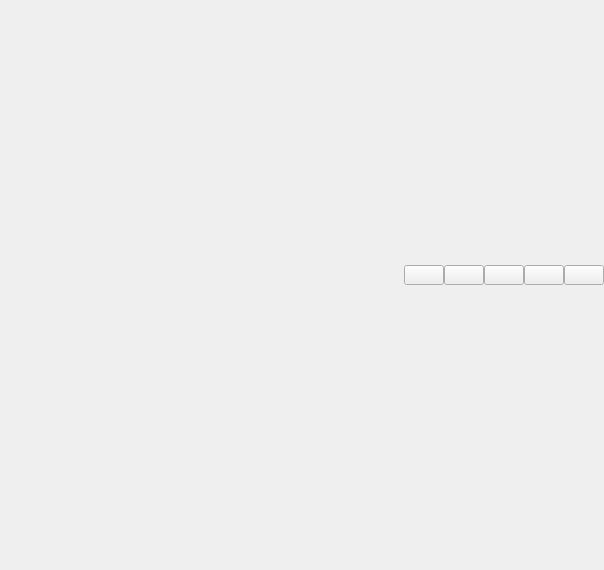
The window that FML/view/commonui/basic.ui (ruofeng216/fmlnew) describes before a commit, drawn with Qt 5.
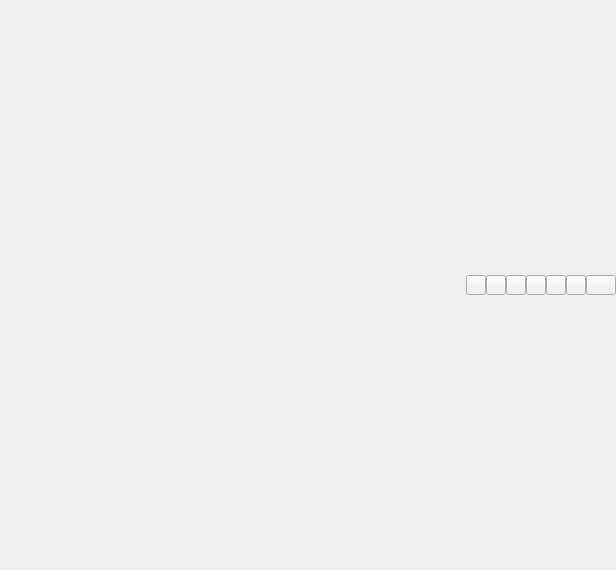
The same window after the commit.

Commit message: 增加skin，pushpin按钮，SubWidget标题按钮修改

```diff
--- a/FML/view/commonui/basic.ui
+++ b/FML/view/commonui/basic.ui
@@ -6,7 +6,7 @@
    <rect>
     <x>0</x>
     <y>0</y>
-    <width>604</width>
+    <width>616</width>
     <height>570</height>
    </rect>
   </property>
@@ -31,7 +31,7 @@
   <property name="autoFillBackground">
    <bool>false</bool>
   </property>
-  <layout class="QVBoxLayout" name="verticalLayout">
+  <layout class="QVBoxLayout" name="verticalLayout" stretch="0,1">
    <property name="spacing">
     <number>0</number>
    </property>
@@ -52,19 +52,19 @@
      <property name="minimumSize">
       <size>
        <width>0</width>
-       <height>40</height>
+       <height>0</height>
       </size>
      </property>
      <property name="maximumSize">
       <size>
        <width>16777215</width>
-       <height>40</height>
+       <height>16777215</height>
       </size>
      </property>
      <property name="mouseTracking">
       <bool>true</bool>
      </property>
-     <layout class="QHBoxLayout" name="horizontalLayout_3">
+     <layout class="QHBoxLayout" name="horizontalLayout_3" stretch="1,0">
       <property name="spacing">
        <number>6</number>
       </property>
@@ -108,25 +108,103 @@
        </widget>
       </item>
       <item>
+       <widget class="QWidget" name="btns" native="true">
        <layout class="QHBoxLayout" name="titleBtns">
         <property name="spacing">
          <number>0</number>
         </property>
+         <property name="leftMargin">
+          <number>0</number>
+         </property>
+         <property name="topMargin">
+          <number>0</number>
+         </property>
+         <property name="rightMargin">
+          <number>0</number>
+         </property>
         <property name="bottomMargin">
-         <number>20</number>
-        </property>
+          <number>0</number>
+         </property>
+         <item>
+          <widget class="QPushButton" name="btn_skin">
+           <property name="sizePolicy">
+            <sizepolicy hsizetype="Minimum" vsizetype="Fixed">
+             <horstretch>0</horstretch>
+             <verstretch>0</verstretch>
+            </sizepolicy>
+           </property>
+           <property name="minimumSize">
+            <size>
+             <width>20</width>
+             <height>20</height>
+            </size>
+           </property>
+           <property name="maximumSize">
+            <size>
+             <width>20</width>
+             <height>20</height>
+            </size>
+           </property>
+           <property name="text">
+            <string/>
+           </property>
+           <property name="iconSize">
+            <size>
+             <width>20</width>
+             <height>20</height>
+            </size>
+           </property>
+          </widget>
+         </item>
+         <item>
+          <widget class="QPushButton" name="btn_pushpin">
+           <property name="sizePolicy">
+            <sizepolicy hsizetype="Minimum" vsizetype="Fixed">
+             <horstretch>0</horstretch>
+             <verstretch>0</verstretch>
+            </sizepolicy>
+           </property>
+           <property name="minimumSize">
+            <size>
+             <width>20</width>
+             <height>20</height>
+            </size>
+           </property>
+           <property name="maximumSize">
+            <size>
+             <width>20</width>
+             <height>20</height>
+            </size>
+           </property>
+           <property name="text">
+            <string/>
+           </property>
+           <property name="iconSize">
+            <size>
+             <width>20</width>
+             <height>20</height>
+            </size>
+           </property>
+          </widget>
+         </item>
         <item>
          <widget class="QPushButton" name="btn_func">
+           <property name="sizePolicy">
+            <sizepolicy hsizetype="Minimum" vsizetype="Fixed">
+             <horstretch>0</horstretch>
+             <verstretch>0</verstretch>
+            </sizepolicy>
+           </property>
           <property name="minimumSize">
            <size>
-            <width>0</width>
-            <height>0</height>
+             <width>20</width>
+             <height>20</height>
            </size>
           </property>
           <property name="maximumSize">
            <size>
-            <width>1111</width>
-            <height>1111</height>
+             <width>20</width>
+             <height>20</height>
            </size>
           </property>
           <property name="text">
@@ -142,16 +220,22 @@
         </item>
         <item>
          <widget class="QPushButton" name="btn_min">
+           <property name="sizePolicy">
+            <sizepolicy hsizetype="Minimum" vsizetype="Fixed">
+             <horstretch>0</horstretch>
+             <verstretch>0</verstretch>
+            </sizepolicy>
+           </property>
           <property name="minimumSize">
            <size>
-            <width>0</width>
-            <height>0</height>
+             <width>20</width>
+             <height>20</height>
            </size>
           </property>
           <property name="maximumSize">
            <size>
-            <width>1111</width>
-            <height>1111</height>
+             <width>20</width>
+             <height>20</height>
            </size>
           </property>
           <property name="text">
@@ -167,16 +251,22 @@
         </item>
         <item>
          <widget class="QPushButton" name="btn_restore">
+           <property name="sizePolicy">
+            <sizepolicy hsizetype="Minimum" vsizetype="Fixed">
+             <horstretch>0</horstretch>
+             <verstretch>0</verstretch>
+            </sizepolicy>
+           </property>
           <property name="minimumSize">
            <size>
-            <width>0</width>
-            <height>0</height>
+             <width>20</width>
+             <height>20</height>
            </size>
           </property>
           <property name="maximumSize">
            <size>
-            <width>1111</width>
-            <height>1111</height>
+             <width>20</width>
+             <height>20</height>
            </size>
           </property>
           <property name="text">
@@ -192,16 +282,22 @@
         </item>
         <item>
          <widget class="QPushButton" name="btn_max">
+           <property name="sizePolicy">
+            <sizepolicy hsizetype="Minimum" vsizetype="Fixed">
+             <horstretch>0</horstretch>
+             <verstretch>0</verstretch>
+            </sizepolicy>
+           </property>
           <property name="minimumSize">
            <size>
-            <width>0</width>
-            <height>0</height>
+             <width>20</width>
+             <height>20</height>
            </size>
           </property>
           <property name="maximumSize">
            <size>
-            <width>1111</width>
-            <height>1111</height>
+             <width>20</width>
+             <height>20</height>
            </size>
           </property>
           <property name="text">
@@ -217,16 +313,22 @@
         </item>
         <item>
          <widget class="QPushButton" name="btn_close">
+           <property name="sizePolicy">
+            <sizepolicy hsizetype="Minimum" vsizetype="Fixed">
+             <horstretch>0</horstretch>
+             <verstretch>0</verstretch>
+            </sizepolicy>
+           </property>
           <property name="minimumSize">
            <size>
-            <width>0</width>
-            <height>0</height>
+             <width>30</width>
+             <height>20</height>
            </size>
           </property>
           <property name="maximumSize">
            <size>
-            <width>1111</width>
-            <height>1111</height>
+             <width>30</width>
+             <height>20</height>
            </size>
           </property>
           <property name="text">
@@ -241,6 +343,7 @@
          </widget>
         </item>
        </layout>
+       </widget>
       </item>
      </layout>
     </widget>
```
Left out of the diff: 4 changed lines with no effect on the pictures. Lines whose indentation alone changed are shown as unchanged. The commit also changes 11 other files.
